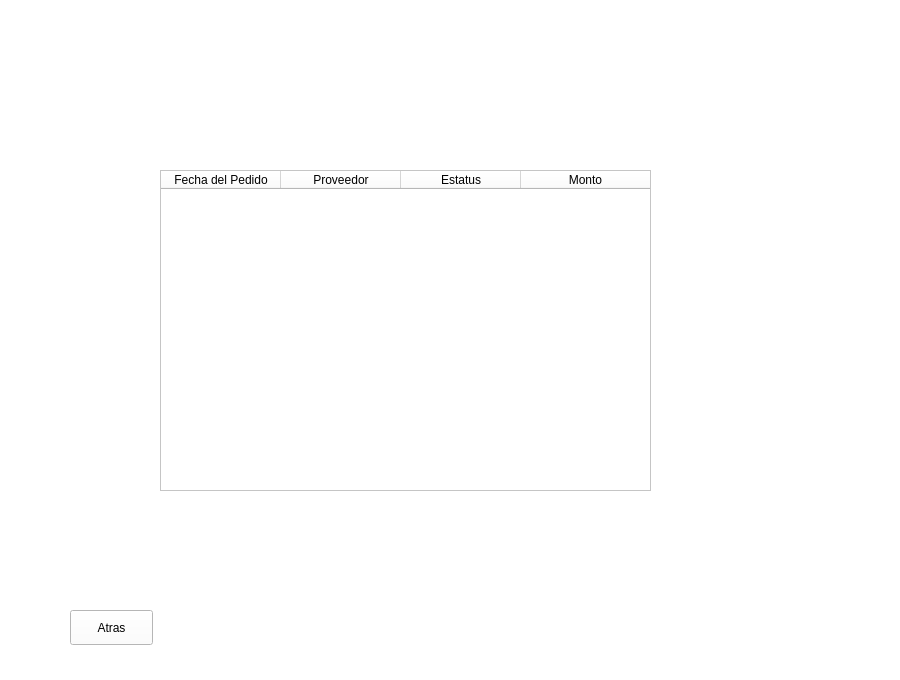
Above: pantalla_principal.ui from barreto-exe/Delivender before the change. Below: the same form after it.
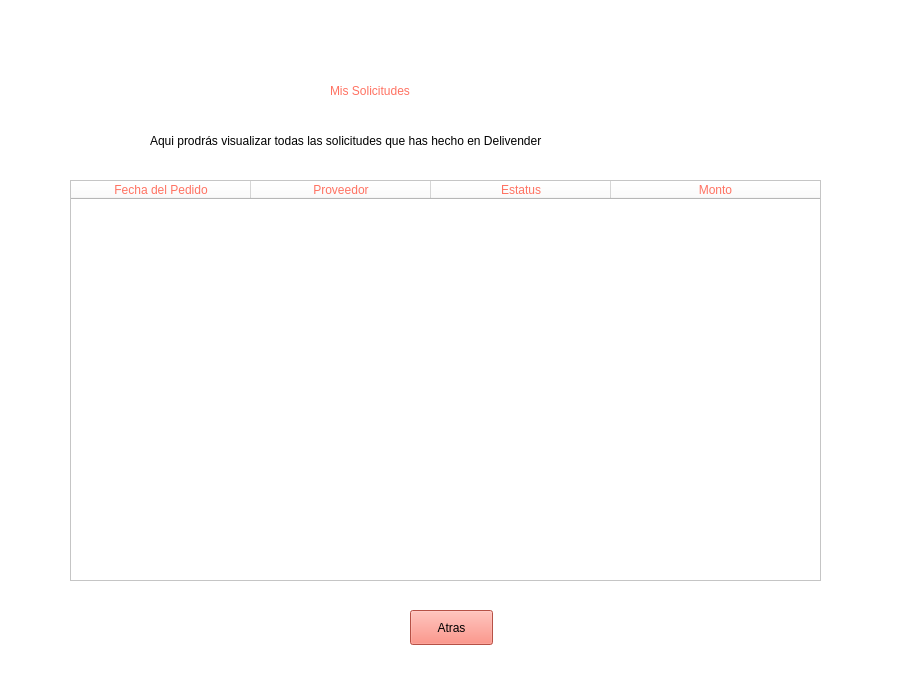
That is the form after the change. Icons and pictures are not drawn.

Diff of the .ui file:
```diff
--- a/pantalla_principal.ui
+++ b/pantalla_principal.ui
@@ -421,17 +421,20 @@
     <widget class="QTableWidget" name="solicitudesTable">
      <property name="geometry">
       <rect>
-       <x>160</x>
-       <y>170</y>
-       <width>491</width>
-       <height>321</height>
+       <x>70</x>
+       <y>180</y>
+       <width>751</width>
+       <height>401</height>
       </rect>
      </property>
+     <property name="styleSheet">
+      <string notr="true">color: rgb(255, 114, 98);</string>
+     </property>
      <property name="lineWidth">
       <number>3</number>
      </property>
      <attribute name="horizontalHeaderDefaultSectionSize">
-      <number>120</number>
+      <number>180</number>
      </attribute>
      <attribute name="horizontalHeaderStretchLastSection">
       <bool>true</bool>
@@ -460,16 +463,52 @@
     <widget class="QPushButton" name="btnAtrasMisSolic">
      <property name="geometry">
       <rect>
-       <x>70</x>
+       <x>410</x>
        <y>610</y>
        <width>83</width>
        <height>35</height>
       </rect>
      </property>
+     <property name="styleSheet">
+      <string notr="true">background-color: rgb(255, 114, 98);</string>
+     </property>
      <property name="text">
       <string>Atras</string>
      </property>
     </widget>
+    <widget class="QLabel" name="label_5">
+     <property name="geometry">
+      <rect>
+       <x>330</x>
+       <y>70</y>
+       <width>251</width>
+       <height>41</height>
+      </rect>
+     </property>
+     <property name="styleSheet">
+      <string notr="true">font: 75 26pt &quot;Quicksand Medium&quot;;
+color: rgb(255, 114, 98);</string>
+     </property>
+     <property name="text">
+      <string>Mis Solicitudes</string>
+     </property>
+    </widget>
+    <widget class="QLabel" name="label_6">
+     <property name="geometry">
+      <rect>
+       <x>150</x>
+       <y>130</y>
+       <width>601</width>
+       <height>21</height>
+      </rect>
+     </property>
+     <property name="styleSheet">
+      <string notr="true">font: 12pt &quot;DejaVu Sans&quot;;</string>
+     </property>
+     <property name="text">
+      <string>Aqui prodrás visualizar todas las solicitudes que has hecho en Delivender</string>
+     </property>
+    </widget>
    </widget>
   </widget>
  </widget>
```
